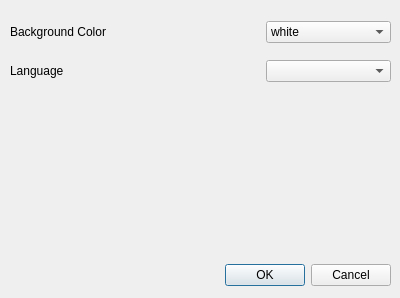
Old version of the form gui_client/ui/setting_dialog.ui in the repository zypangpang/mmdict_client.
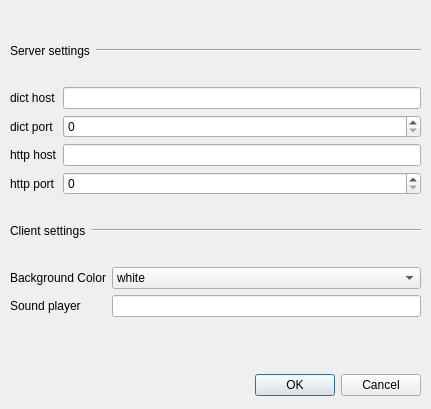
New version of the form.

What changed in the file:
```diff
--- a/gui_client/ui/setting_dialog.ui
+++ b/gui_client/ui/setting_dialog.ui
@@ -9,8 +9,8 @@
    <rect>
     <x>0</x>
     <y>0</y>
-    <width>400</width>
-    <height>298</height>
+    <width>431</width>
+    <height>409</height>
    </rect>
   </property>
   <property name="windowTitle">
@@ -22,8 +22,8 @@
   <widget class="QDialogButtonBox" name="buttonBox">
    <property name="geometry">
     <rect>
-     <x>0</x>
-     <y>260</y>
+     <x>30</x>
+     <y>370</y>
      <width>391</width>
      <height>31</height>
     </rect>
@@ -39,23 +39,126 @@
    <property name="geometry">
     <rect>
      <x>10</x>
-     <y>10</y>
-     <width>381</width>
-     <height>84</height>
+     <y>21</y>
+     <width>411</width>
+     <height>321</height>
     </rect>
    </property>
-   <layout class="QGridLayout" name="gridLayout">
-    <item row="1" column="0" colspan="2">
+   <layout class="QVBoxLayout" name="verticalLayout">
+    <item>
+     <layout class="QHBoxLayout" name="horizontalLayout_2">
+      <item>
      <widget class="QLabel" name="label_2">
+        <property name="sizePolicy">
+         <sizepolicy hsizetype="Preferred" vsizetype="Preferred">
+          <horstretch>0</horstretch>
+          <verstretch>0</verstretch>
+         </sizepolicy>
+        </property>
       <property name="text">
-       <string>Language</string>
+         <string>Server settings</string>
       </property>
      </widget>
     </item>
-    <item row="1" column="2">
-     <widget class="QComboBox" name="comboBox_2"/>
-    </item>
-    <item row="0" column="2">
+      <item>
+       <widget class="Line" name="line_2">
+        <property name="sizePolicy">
+         <sizepolicy hsizetype="Expanding" vsizetype="Fixed">
+          <horstretch>0</horstretch>
+          <verstretch>0</verstretch>
+         </sizepolicy>
+        </property>
+        <property name="orientation">
+         <enum>Qt::Horizontal</enum>
+        </property>
+       </widget>
+      </item>
+     </layout>
+    </item>
+    <item>
+     <layout class="QGridLayout" name="gridLayout_2">
+      <item row="0" column="0">
+       <widget class="QLabel" name="bg_label_2">
+        <property name="text">
+         <string>dict host</string>
+        </property>
+       </widget>
+      </item>
+      <item row="0" column="1">
+       <widget class="QLineEdit" name="dict_host_edit"/>
+      </item>
+      <item row="1" column="0">
+       <widget class="QLabel" name="bg_label_3">
+        <property name="text">
+         <string>dict port</string>
+        </property>
+       </widget>
+      </item>
+      <item row="1" column="1">
+       <widget class="QSpinBox" name="dict_port_box"/>
+      </item>
+      <item row="2" column="0">
+       <widget class="QLabel" name="bg_label_4">
+        <property name="text">
+         <string>http host</string>
+        </property>
+       </widget>
+      </item>
+      <item row="2" column="1">
+       <widget class="QLineEdit" name="http_host_edit"/>
+      </item>
+      <item row="3" column="0">
+       <widget class="QLabel" name="bg_label_5">
+        <property name="text">
+         <string>http port</string>
+        </property>
+       </widget>
+      </item>
+      <item row="3" column="1">
+       <widget class="QSpinBox" name="http_port_box"/>
+      </item>
+     </layout>
+    </item>
+    <item>
+     <layout class="QHBoxLayout" name="horizontalLayout">
+      <item>
+       <widget class="QLabel" name="label">
+        <property name="sizePolicy">
+         <sizepolicy hsizetype="Preferred" vsizetype="Preferred">
+          <horstretch>0</horstretch>
+          <verstretch>0</verstretch>
+         </sizepolicy>
+        </property>
+        <property name="text">
+         <string>Client settings</string>
+        </property>
+       </widget>
+      </item>
+      <item>
+       <widget class="Line" name="line">
+        <property name="sizePolicy">
+         <sizepolicy hsizetype="Expanding" vsizetype="Fixed">
+          <horstretch>0</horstretch>
+          <verstretch>0</verstretch>
+         </sizepolicy>
+        </property>
+        <property name="orientation">
+         <enum>Qt::Horizontal</enum>
+        </property>
+       </widget>
+      </item>
+     </layout>
+    </item>
+    <item>
+     <layout class="QGridLayout" name="gridLayout">
+      <item row="0" column="0">
+       <widget class="QLabel" name="bg_label">
+        <property name="text">
+         <string>Background Color</string>
+        </property>
+       </widget>
+      </item>
+      <item row="0" column="1">
      <widget class="QComboBox" name="bg_box">
       <item>
        <property name="text">
@@ -79,12 +182,17 @@
       </item>
      </widget>
     </item>
-    <item row="0" column="0" colspan="2">
-     <widget class="QLabel" name="bg_label">
+      <item row="1" column="0">
+       <widget class="QLabel" name="bg_label_6">
       <property name="text">
-       <string>Background Color</string>
-      </property>
-     </widget>
+         <string>Sound player</string>
+        </property>
+       </widget>
+      </item>
+      <item row="1" column="1">
+       <widget class="QLineEdit" name="sound_player_edit"/>
+      </item>
+     </layout>
     </item>
    </layout>
   </widget>
```
Left out of the diff: 2 changed lines with no effect on the pictures. Lines whose indentation alone changed are shown as unchanged.
